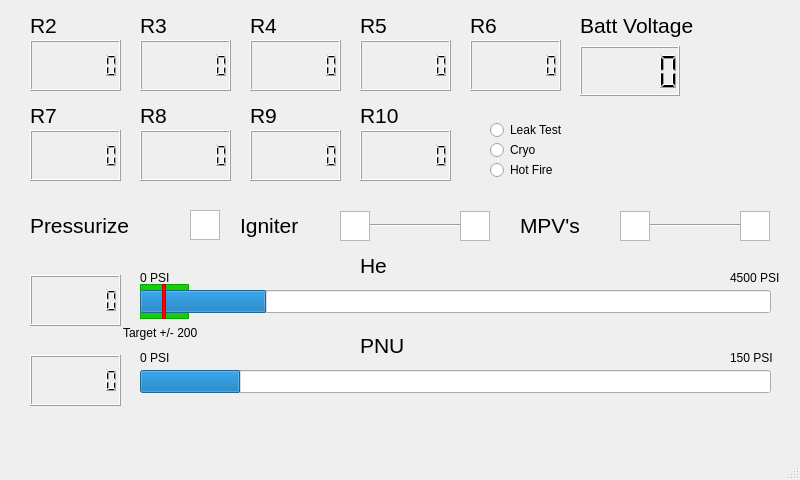
Old version of the form RocketGUI1.ui in the repository walked22/Rocket_Gui.
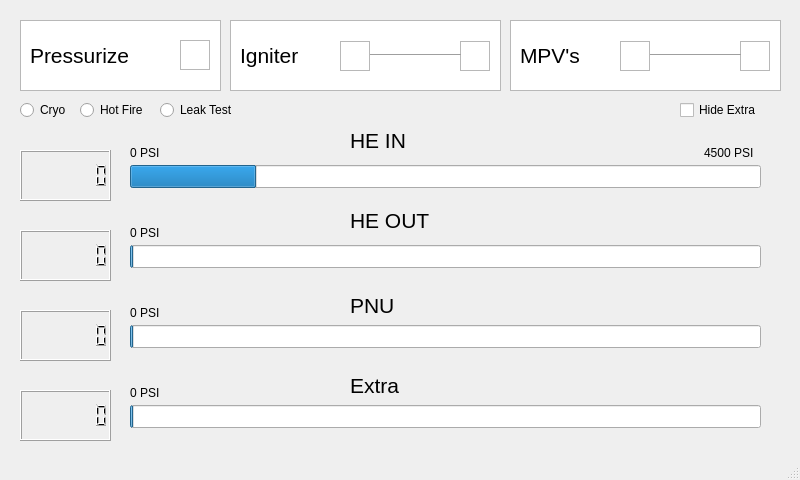
New version of the form.

Diff of the .ui file:
```diff
--- a/RocketGUI1.ui
+++ b/RocketGUI1.ui
@@ -14,42 +14,11 @@
    <string>MainWindow</string>
   </property>
   <widget class="QWidget" name="centralwidget">
-   <widget class="QLabel" name="pressure4_label">
-    <property name="geometry">
-     <rect>
-      <x>140</x>
-      <y>10</y>
-      <width>151</width>
-      <height>31</height>
-     </rect>
-    </property>
-    <property name="font">
-     <font>
-      <pointsize>16</pointsize>
-     </font>
-    </property>
-    <property name="text">
-     <string>R3</string>
-    </property>
-   </widget>
    <widget class="QLCDNumber" name="Readout1">
     <property name="geometry">
      <rect>
-      <x>30</x>
-      <y>355</y>
-      <width>91</width>
-      <height>51</height>
-     </rect>
-    </property>
-    <property name="digitCount">
-     <number>7</number>
-    </property>
-   </widget>
-   <widget class="QLCDNumber" name="Readout3">
-    <property name="geometry">
-     <rect>
-      <x>140</x>
-      <y>40</y>
+      <x>20</x>
+      <y>230</y>
       <width>91</width>
       <height>51</height>
      </rect>
@@ -61,8 +30,8 @@
    <widget class="QLCDNumber" name="Readout0">
     <property name="geometry">
      <rect>
-      <x>30</x>
-      <y>275</y>
+      <x>20</x>
+      <y>150</y>
       <width>91</width>
       <height>51</height>
      </rect>
@@ -77,30 +46,11 @@
      <enum>QLCDNumber::Filled</enum>
     </property>
    </widget>
-   <widget class="QLCDNumber" name="Readout2">
-    <property name="geometry">
-     <rect>
-      <x>30</x>
-      <y>40</y>
-      <width>91</width>
-      <height>51</height>
-     </rect>
-    </property>
-    <property name="digitCount">
-     <number>7</number>
-    </property>
-    <property name="value" stdset="0">
-     <double>0.000000000000000</double>
-    </property>
-    <property name="intValue" stdset="0">
-     <number>0</number>
-    </property>
-   </widget>
    <widget class="QLabel" name="MPV_label">
     <property name="geometry">
      <rect>
       <x>520</x>
-      <y>210</y>
+      <y>40</y>
       <width>81</width>
       <height>31</height>
      </rect>
@@ -118,7 +68,7 @@
     <property name="geometry">
      <rect>
       <x>240</x>
-      <y>210</y>
+      <y>40</y>
       <width>91</width>
       <height>31</height>
      </rect>
@@ -136,7 +86,7 @@
     <property name="geometry">
      <rect>
       <x>30</x>
-      <y>210</y>
+      <y>40</y>
       <width>131</width>
       <height>31</height>
      </rect>
@@ -154,7 +104,7 @@
     <property name="geometry">
      <rect>
       <x>620</x>
-      <y>211</y>
+      <y>41</y>
       <width>30</width>
       <height>30</height>
      </rect>
@@ -164,7 +114,7 @@
     <property name="geometry">
      <rect>
       <x>740</x>
-      <y>211</y>
+      <y>41</y>
       <width>30</width>
       <height>30</height>
      </rect>
@@ -174,7 +124,7 @@
     <property name="geometry">
      <rect>
       <x>460</x>
-      <y>211</y>
+      <y>41</y>
       <width>30</width>
       <height>30</height>
      </rect>
@@ -184,7 +134,7 @@
     <property name="geometry">
      <rect>
       <x>340</x>
-      <y>211</y>
+      <y>41</y>
       <width>30</width>
       <height>30</height>
      </rect>
@@ -193,8 +143,8 @@
    <widget class="QGraphicsView" name="state3_red">
     <property name="geometry">
      <rect>
-      <x>190</x>
-      <y>210</y>
+      <x>180</x>
+      <y>40</y>
       <width>30</width>
       <height>30</height>
      </rect>
@@ -204,7 +154,7 @@
     <property name="geometry">
      <rect>
       <x>650</x>
-      <y>210</y>
+      <y>40</y>
       <width>91</width>
       <height>31</height>
      </rect>
@@ -217,7 +167,7 @@
     <property name="geometry">
      <rect>
       <x>370</x>
-      <y>210</y>
+      <y>40</y>
       <width>91</width>
       <height>31</height>
      </rect>
@@ -226,75 +176,11 @@
      <enum>Qt::Horizontal</enum>
     </property>
    </widget>
-   <widget class="QLCDNumber" name="voltage_readout">
+   <widget class="QLCDNumber" name="Readout2">
     <property name="geometry">
      <rect>
-      <x>580</x>
-      <y>46</y>
-      <width>100</width>
-      <height>50</height>
-     </rect>
-    </property>
-   </widget>
-   <widget class="QLabel" name="pressure3_label">
-    <property name="geometry">
-     <rect>
-      <x>30</x>
-      <y>10</y>
-      <width>151</width>
-      <height>31</height>
-     </rect>
-    </property>
-    <property name="font">
-     <font>
-      <pointsize>16</pointsize>
-     </font>
-    </property>
-    <property name="text">
-     <string>R2</string>
-    </property>
-   </widget>
-   <widget class="QLabel" name="voltage_label">
-    <property name="geometry">
-     <rect>
-      <x>580</x>
-      <y>10</y>
-      <width>151</width>
-      <height>31</height>
-     </rect>
-    </property>
-    <property name="font">
-     <font>
-      <pointsize>16</pointsize>
-     </font>
-    </property>
-    <property name="text">
-     <string>Batt Voltage</string>
-    </property>
-   </widget>
-   <widget class="QLabel" name="pressure3_label_2">
-    <property name="geometry">
-     <rect>
-      <x>30</x>
-      <y>100</y>
-      <width>81</width>
-      <height>31</height>
-     </rect>
-    </property>
-    <property name="font">
-     <font>
-      <pointsize>16</pointsize>
-     </font>
-    </property>
-    <property name="text">
-     <string>R7</string>
-    </property>
-   </widget>
-   <widget class="QLCDNumber" name="Readout7">
-    <property name="geometry">
-     <rect>
-      <x>30</x>
-      <y>130</y>
+      <x>20</x>
+      <y>310</y>
       <width>91</width>
       <height>51</height>
      </rect>
@@ -309,141 +195,11 @@
      <number>0</number>
     </property>
    </widget>
-   <widget class="QLabel" name="pressure2_label_2">
+   <widget class="QProgressBar" name="progressBar0">
     <property name="geometry">
      <rect>
-      <x>470</x>
-      <y>10</y>
-      <width>81</width>
-      <height>31</height>
-     </rect>
-    </property>
-    <property name="font">
-     <font>
-      <pointsize>16</pointsize>
-     </font>
-    </property>
-    <property name="text">
-     <string>R6</string>
-    </property>
-   </widget>
-   <widget class="QLCDNumber" name="Readout5">
-    <property name="geometry">
-     <rect>
-      <x>360</x>
-      <y>40</y>
-      <width>91</width>
-      <height>51</height>
-     </rect>
-    </property>
-    <property name="digitCount">
-     <number>7</number>
-    </property>
-   </widget>
-   <widget class="QLabel" name="pressure1_label_2">
-    <property name="geometry">
-     <rect>
-      <x>360</x>
-      <y>10</y>
-      <width>81</width>
-      <height>31</height>
-     </rect>
-    </property>
-    <property name="font">
-     <font>
-      <pointsize>16</pointsize>
-     </font>
-    </property>
-    <property name="text">
-     <string>R5</string>
-    </property>
-   </widget>
-   <widget class="QLCDNumber" name="Readout6">
-    <property name="geometry">
-     <rect>
-      <x>470</x>
-      <y>40</y>
-      <width>91</width>
-      <height>51</height>
-     </rect>
-    </property>
-    <property name="digitCount">
-     <number>7</number>
-    </property>
-   </widget>
-   <widget class="QLCDNumber" name="Readout8">
-    <property name="geometry">
-     <rect>
-      <x>140</x>
-      <y>130</y>
-      <width>91</width>
-      <height>51</height>
-     </rect>
-    </property>
-    <property name="digitCount">
-     <number>7</number>
-    </property>
-   </widget>
-   <widget class="QLabel" name="pressure4_label_2">
-    <property name="geometry">
-     <rect>
-      <x>140</x>
-      <y>100</y>
-      <width>81</width>
-      <height>31</height>
-     </rect>
-    </property>
-    <property name="font">
-     <font>
-      <pointsize>16</pointsize>
-     </font>
-    </property>
-    <property name="text">
-     <string>R8</string>
-    </property>
-   </widget>
-   <widget class="QLabel" name="pressure3_label_3">
-    <property name="geometry">
-     <rect>
-      <x>250</x>
-      <y>10</y>
-      <width>151</width>
-      <height>31</height>
-     </rect>
-    </property>
-    <property name="font">
-     <font>
-      <pointsize>16</pointsize>
-     </font>
-    </property>
-    <property name="text">
-     <string>R4</string>
-    </property>
-   </widget>
-   <widget class="QLCDNumber" name="Readout4">
-    <property name="geometry">
-     <rect>
-      <x>250</x>
-      <y>40</y>
-      <width>91</width>
-      <height>51</height>
-     </rect>
-    </property>
-    <property name="digitCount">
-     <number>7</number>
-    </property>
-    <property name="value" stdset="0">
-     <double>0.000000000000000</double>
-    </property>
-    <property name="intValue" stdset="0">
-     <number>0</number>
-    </property>
-   </widget>
-   <widget class="QProgressBar" name="progressBar">
-    <property name="geometry">
-     <rect>
-      <x>140</x>
-      <y>290</y>
+      <x>130</x>
+      <y>165</y>
       <width>631</width>
       <height>23</height>
      </rect>
@@ -467,8 +223,8 @@
    <widget class="QLabel" name="pstate_label_2">
     <property name="geometry">
      <rect>
-      <x>360</x>
-      <y>250</y>
+      <x>350</x>
+      <y>125</y>
       <width>201</width>
       <height>31</height>
      </rect>
@@ -479,82 +235,20 @@
      </font>
     </property>
     <property name="text">
-     <string>He</string>
+     <string>HE IN</string>
     </property>
    </widget>
-   <widget class="QLabel" name="pressure2_label_3">
+   <widget class="QProgressBar" name="progressBar1">
     <property name="geometry">
      <rect>
-      <x>250</x>
-      <y>100</y>
-      <width>91</width>
-      <height>31</height>
-     </rect>
-    </property>
-    <property name="font">
-     <font>
-      <pointsize>16</pointsize>
-     </font>
-    </property>
-    <property name="text">
-     <string>R9</string>
-    </property>
-   </widget>
-   <widget class="QLCDNumber" name="Readout9">
-    <property name="geometry">
-     <rect>
-      <x>250</x>
-      <y>130</y>
-      <width>91</width>
-      <height>51</height>
-     </rect>
-    </property>
-    <property name="digitCount">
-     <number>7</number>
-    </property>
-   </widget>
-   <widget class="QLabel" name="pressure1_label_3">
-    <property name="geometry">
-     <rect>
-      <x>360</x>
-      <y>100</y>
-      <width>91</width>
-      <height>31</height>
-     </rect>
-    </property>
-    <property name="font">
-     <font>
-      <pointsize>16</pointsize>
-     </font>
-    </property>
-    <property name="text">
-     <string>R10</string>
-    </property>
-   </widget>
-   <widget class="QLCDNumber" name="Readout10">
-    <property name="geometry">
-     <rect>
-      <x>360</x>
-      <y>130</y>
-      <width>91</width>
-      <height>51</height>
-     </rect>
-    </property>
-    <property name="digitCount">
-     <number>7</number>
-    </property>
-   </widget>
-   <widget class="QProgressBar" name="progressBar_2">
-    <property name="geometry">
-     <rect>
-      <x>140</x>
-      <y>370</y>
+      <x>130</x>
+      <y>245</y>
       <width>631</width>
       <height>23</height>
      </rect>
     </property>
     <property name="maximum">
-     <number>150</number>
+     <number>5000</number>
     </property>
     <property name="value">
      <number>24</number>
@@ -572,9 +266,9 @@
    <widget class="QLabel" name="pstate_label_3">
     <property name="geometry">
      <rect>
-      <x>360</x>
-      <y>330</y>
-      <width>61</width>
+      <x>350</x>
+      <y>205</y>
+      <width>101</width>
       <height>31</height>
      </rect>
     </property>
@@ -584,15 +278,15 @@
      </font>
     </property>
     <property name="text">
-     <string>PNU</string>
+     <string>HE OUT</string>
     </property>
    </widget>
    <widget class="QRadioButton" name="radioButton1">
     <property name="geometry">
      <rect>
-      <x>490</x>
-      <y>140</y>
-      <width>95</width>
+      <x>20</x>
+      <y>100</y>
+      <width>61</width>
       <height>20</height>
      </rect>
     </property>
@@ -600,24 +294,11 @@
      <string>Cryo</string>
     </property>
    </widget>
-   <widget class="QGraphicsView" name="HE_Range">
-    <property name="geometry">
-     <rect>
-      <x>140</x>
-      <y>284</y>
-      <width>49</width>
-      <height>35</height>
-     </rect>
-    </property>
-    <property name="styleSheet">
-     <string notr="true">background-color: rgb(15, 209, 5);</string>
-    </property>
-   </widget>
    <widget class="QRadioButton" name="radioButton2">
     <property name="geometry">
      <rect>
-      <x>490</x>
-      <y>160</y>
+      <x>80</x>
+      <y>100</y>
       <width>95</width>
       <height>20</height>
      </rect>
@@ -629,8 +310,8 @@
    <widget class="QLabel" name="label">
     <property name="geometry">
      <rect>
-      <x>140</x>
-      <y>270</y>
+      <x>130</x>
+      <y>145</y>
       <width>55</width>
       <height>16</height>
      </rect>
@@ -642,8 +323,8 @@
    <widget class="QLabel" name="label_2">
     <property name="geometry">
      <rect>
-      <x>730</x>
-      <y>270</y>
+      <x>704</x>
+      <y>145</y>
       <width>55</width>
       <height>16</height>
      </rect>
@@ -655,8 +336,8 @@
    <widget class="QLabel" name="label_3">
     <property name="geometry">
      <rect>
-      <x>140</x>
-      <y>350</y>
+      <x>130</x>
+      <y>225</y>
       <width>55</width>
       <height>16</height>
      </rect>
@@ -665,24 +346,54 @@
      <string>0 PSI</string>
     </property>
    </widget>
-   <widget class="QLabel" name="label_4">
+   <widget class="QProgressBar" name="progressBar2">
     <property name="geometry">
      <rect>
-      <x>730</x>
-      <y>350</y>
-      <width>55</width>
-      <height>16</height>
+      <x>130</x>
+      <y>325</y>
+      <width>631</width>
+      <height>23</height>
      </rect>
+    </property>
+    <property name="maximum">
+     <number>5000</number>
+    </property>
+    <property name="value">
+     <number>24</number>
+    </property>
+    <property name="textVisible">
+     <bool>false</bool>
+    </property>
+    <property name="orientation">
+     <enum>Qt::Horizontal</enum>
+    </property>
+    <property name="invertedAppearance">
+     <bool>false</bool>
+    </property>
+   </widget>
+   <widget class="QLabel" name="pstate_label_4">
+    <property name="geometry">
+     <rect>
+      <x>350</x>
+      <y>290</y>
+      <width>61</width>
+      <height>31</height>
+     </rect>
+    </property>
+    <property name="font">
+     <font>
+      <pointsize>16</pointsize>
+     </font>
     </property>
     <property name="text">
-     <string>150 PSI</string>
+     <string>PNU</string>
     </property>
    </widget>
    <widget class="QRadioButton" name="radioButton3">
     <property name="geometry">
      <rect>
-      <x>490</x>
-      <y>120</y>
+      <x>160</x>
+      <y>100</y>
       <width>95</width>
       <height>20</height>
      </rect>
@@ -691,34 +402,146 @@
      <string>Leak Test</string>
     </property>
    </widget>
-   <widget class="QGraphicsView" name="HE_Target">
+   <widget class="QLabel" name="pstate_label_5">
     <property name="geometry">
      <rect>
-      <x>162</x>
-      <y>284</y>
-      <width>4</width>
-      <height>35</height>
+      <x>350</x>
+      <y>370</y>
+      <width>71</width>
+      <height>31</height>
      </rect>
     </property>
-    <property name="styleSheet">
-     <string notr="true">background-color: rgb(255, 0, 0);</string>
+    <property name="font">
+     <font>
+      <pointsize>16</pointsize>
+     </font>
     </property>
+    <property name="text">
+     <string>Extra</string>
+    </property>
    </widget>
-   <widget class="QLabel" name="HE_T_Label">
+   <widget class="QProgressBar" name="progressBar3">
     <property name="geometry">
      <rect>
-      <x>123</x>
-      <y>325</y>
+      <x>130</x>
+      <y>405</y>
+      <width>631</width>
+      <height>23</height>
+     </rect>
+    </property>
+    <property name="maximum">
+     <number>5000</number>
+    </property>
+    <property name="value">
+     <number>24</number>
+    </property>
+    <property name="textVisible">
+     <bool>false</bool>
+    </property>
+    <property name="orientation">
+     <enum>Qt::Horizontal</enum>
+    </property>
+    <property name="invertedAppearance">
+     <bool>false</bool>
+    </property>
+   </widget>
+   <widget class="QLCDNumber" name="Readout3">
+    <property name="geometry">
+     <rect>
+      <x>20</x>
+      <y>390</y>
       <width>91</width>
+      <height>51</height>
+     </rect>
+    </property>
+    <property name="digitCount">
+     <number>7</number>
+    </property>
+    <property name="value" stdset="0">
+     <double>0.000000000000000</double>
+    </property>
+    <property name="intValue" stdset="0">
+     <number>0</number>
+    </property>
+   </widget>
+   <widget class="QGraphicsView" name="graphicsView">
+    <property name="geometry">
+     <rect>
+      <x>230</x>
+      <y>20</y>
+      <width>271</width>
+      <height>71</height>
+     </rect>
+    </property>
+   </widget>
+   <widget class="QGraphicsView" name="graphicsView_2">
+    <property name="geometry">
+     <rect>
+      <x>510</x>
+      <y>20</y>
+      <width>271</width>
+      <height>71</height>
+     </rect>
+    </property>
+   </widget>
+   <widget class="QGraphicsView" name="graphicsView_3">
+    <property name="geometry">
+     <rect>
+      <x>20</x>
+      <y>20</y>
+      <width>201</width>
+      <height>71</height>
+     </rect>
+    </property>
+   </widget>
+   <widget class="QLabel" name="label_4">
+    <property name="geometry">
+     <rect>
+      <x>130</x>
+      <y>305</y>
+      <width>55</width>
       <height>16</height>
      </rect>
     </property>
     <property name="text">
-     <string>Target +/- 200</string>
+     <string>0 PSI</string>
     </property>
    </widget>
-   <zorder>HE_Range</zorder>
-   <zorder>pressure4_label</zorder>
+   <widget class="QLabel" name="label_5">
+    <property name="geometry">
+     <rect>
+      <x>130</x>
+      <y>385</y>
+      <width>55</width>
+      <height>16</height>
+     </rect>
+    </property>
+    <property name="text">
+     <string>0 PSI</string>
+    </property>
+   </widget>
+   <widget class="QCheckBox" name="checkBox">
+    <property name="geometry">
+     <rect>
+      <x>680</x>
+      <y>100</y>
+      <width>81</width>
+      <height>20</height>
+     </rect>
+    </property>
+    <property name="text">
+     <string>Hide Extra</string>
+    </property>
+    <property name="autoRepeat">
+     <bool>false</bool>
+    </property>
+    <property name="tristate">
+     <bool>false</bool>
+    </property>
+   </widget>
+   <zorder>graphicsView_3</zorder>
+   <zorder>graphicsView_2</zorder>
+   <zorder>graphicsView</zorder>
    <zorder>Readout1</zorder>
    <zorder>Readout3</zorder>
    <zorder>Readout0</zorder>
```
Left out of the diff: 69 changed lines with no effect on the pictures.
